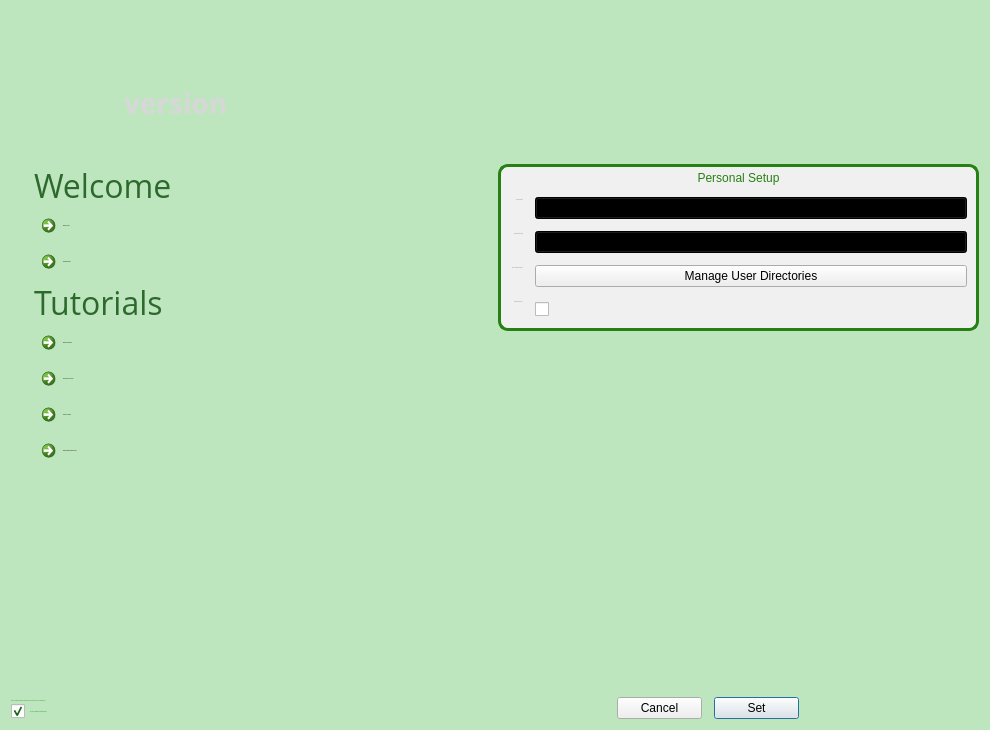
The window that Code/Mantid/MantidPlot/src/Mantid/FirstTimeSetup.ui (mantidproject/mantid) describes before a commit, drawn with Qt 5.
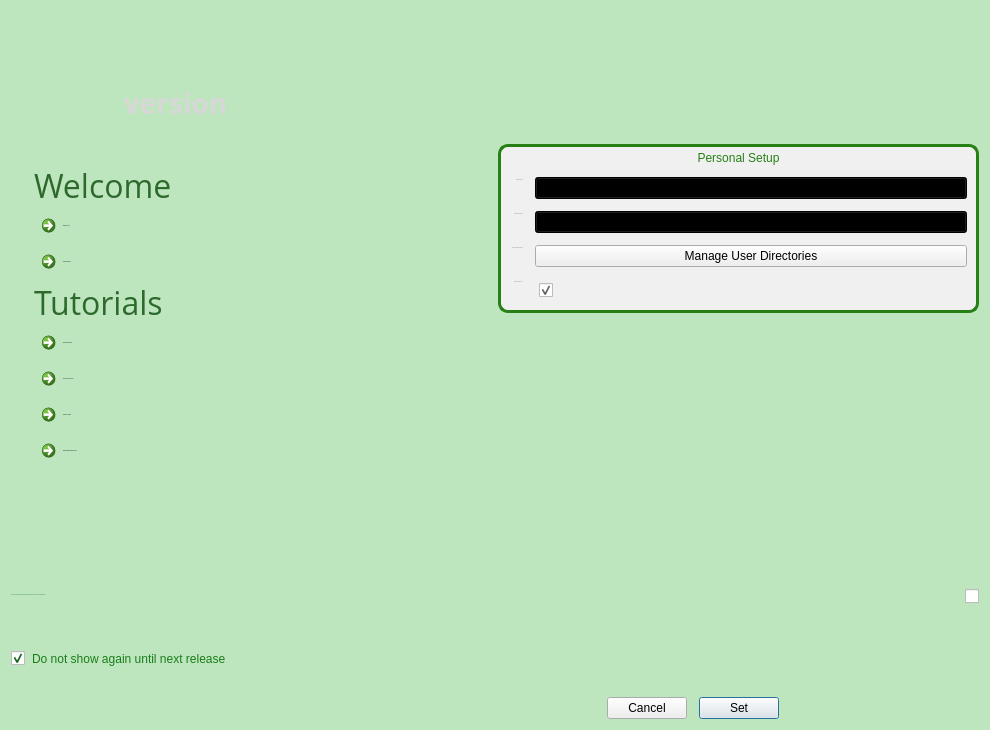
The same window after the commit. Icons and pictures are not drawn. Custom widgets are drawn as their Qt base class.

Commit message: re #10882 linux improvements - contains test code#

Patch:
```diff
--- a/Code/Mantid/MantidPlot/src/Mantid/FirstTimeSetup.ui
+++ b/Code/Mantid/MantidPlot/src/Mantid/FirstTimeSetup.ui
@@ -394,7 +394,7 @@
            <property name="sizeHint" stdset="0">
             <size>
              <width>20</width>
-             <height>80</height>
+             <height>60</height>
             </size>
            </property>
           </spacer>
@@ -569,10 +569,16 @@
               <item row="3" column="1">
                <widget class="QCheckBox" name="chkAllowUsageData">
                 <property name="styleSheet">
-                 <string notr="true">color: rgba(235, 235, 235, 0);</string>
+                 <string notr="true">padding: 4px;</string>
                 </property>
                 <property name="text">
-                 <string>Report usage data</string>
+                 <string/>
+                </property>
+                <property name="iconSize">
+                 <size>
+                  <width>16</width>
+                  <height>16</height>
+                 </size>
                 </property>
                 <property name="checked">
                  <bool>true</bool>
@@ -660,6 +666,11 @@
           </widget>
          </item>
          <item>
+          <layout class="QHBoxLayout" name="horizontalLayout_4">
+           <property name="spacing">
+            <number>7</number>
+           </property>
+           <item>
           <widget class="QCheckBox" name="chkDoNotShowUntilNextRelease">
            <property name="font">
             <font>
@@ -675,7 +686,7 @@
 color: rgb(25,125,25);</string>
            </property>
            <property name="text">
-            <string>Do not show again until next release</string>
+              <string/>
            </property>
            <property name="iconSize">
             <size>
@@ -688,6 +699,32 @@
            </property>
           </widget>
          </item>
+           <item>
+            <widget class="QLabel" name="label_4">
+             <property name="styleSheet">
+              <string notr="true">font: 16px &quot;Open Sans&quot;;
+color: rgb(25,125,25);</string>
+             </property>
+             <property name="text">
+              <string>Do not show again until next release</string>
+             </property>
+            </widget>
+           </item>
+           <item>
+            <spacer name="horizontalSpacer_2">
+             <property name="orientation">
+              <enum>Qt::Horizontal</enum>
+             </property>
+             <property name="sizeHint" stdset="0">
+              <size>
+               <width>40</width>
+               <height>20</height>
+              </size>
+             </property>
+            </spacer>
+           </item>
+          </layout>
+         </item>
         </layout>
        </item>
        <item>
@@ -753,6 +790,13 @@
          </property>
         </spacer>
        </item>
+       <item>
+        <widget class="QCheckBox" name="chkTest">
+         <property name="text">
+          <string/>
+         </property>
+        </widget>
+       </item>
       </layout>
      </item>
     </layout>
```
Left out of the diff: 2 changed lines with no effect on the pictures. Lines whose indentation alone changed are shown as unchanged. The commit also changes 2 other files.
